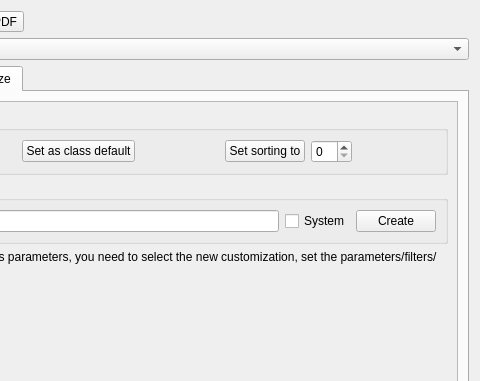
Before: the Qt Designer form App/Ui/PrintDialog.ui in paolodestefani/pySagra, drawn with Qt 5; both pictures show x 278 to 758 and y 0 to 381 of the 758 by 493 pixel window.
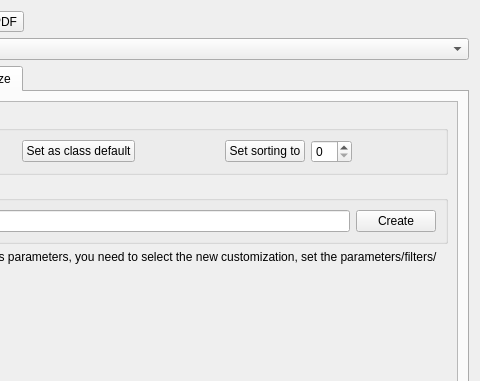
After: the same form once the commit is applied. The open tabs and pages were chosen to show the change. Custom widgets are drawn as their Qt base class.

```diff
--- a/App/Ui/PrintDialog.ui
+++ b/App/Ui/PrintDialog.ui
@@ -651,13 +651,6 @@
                   <item>
                    <widget class="QLineEdit" name="lineEditNewName"/>
                   </item>
-                  <item>
-                   <widget class="QCheckBox" name="checkBoxSystem">
-                    <property name="text">
-                     <string>System</string>
-                    </property>
-                   </widget>
-                  </item>
                   <item>
                    <widget class="QPushButton" name="pushButtonNewCustomization">
                     <property name="text">
```
Left out of the diff: 9 changed lines with no effect on the pictures.
